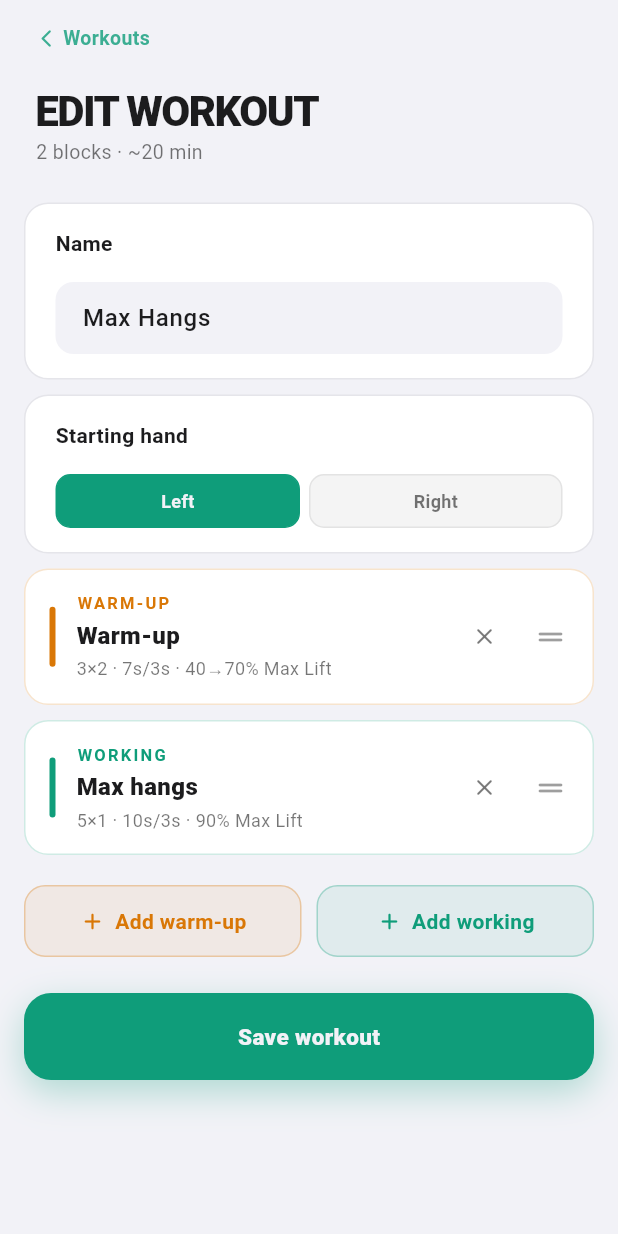
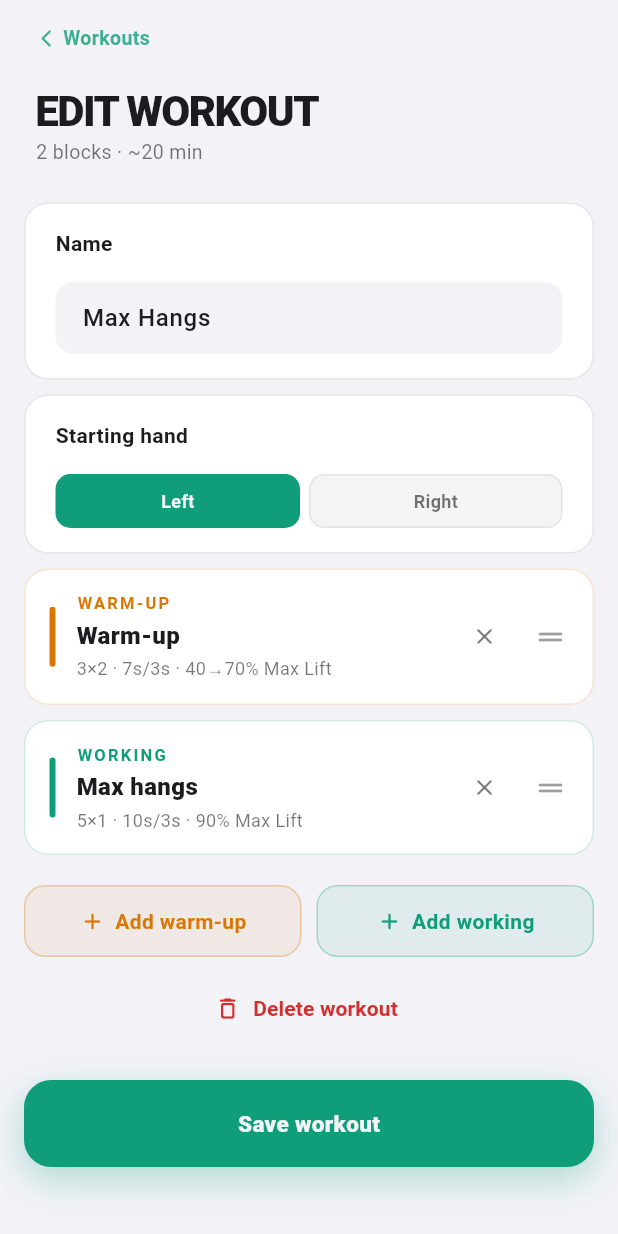
Before and after one commit to cpearce-py/lifter, a Flutter app: the TemplateEditorPage screen opened directly with sample values from the repository, on a phone screen of 412 x 824 dp. Run offline on Flutter 3.47's test engine with Material 3 defaults, Android fonts, the phone set to English and light mode, and no system bars; our stand-ins replace fl_chart, flutter_blue_plus, flutter_riverpod, shared_preferences, sqflite, visibility_detector and 1 more; accounts and stored records are empty.

Commit message:
Add delete button to the custom workout editor
Deleting was only reachable by long-pressing a template in the workout
sheet. The editor now has a "Delete workout" button for saved templates.

- Both paths share one confirmation dialog (confirmDeleteTemplate).
- The editor pops with `true` after deleting, so the overview page that
  opened it closes too instead of showing a deleted workout.
- The overview page shows "This workout no longer exists" rather than
  spinning forever if its template disappears.

Co-Authored-By: Claude Opus 5.5 <noreply@anthropic.com>

```diff
--- a/lib/features/workouts/ui/builder/template_editor_page.dart
+++ b/lib/features/workouts/ui/builder/template_editor_page.dart
@@ -13,6 +13,9 @@ import 'package:lifter/features/workouts/ui/builder/block_editor_page.dart';
 import 'package:lifter/features/workouts/ui/builder/builder_widgets.dart';
 
 /// Creates a new template, or edits [template] when one is given.
+///
+/// Pops with `true` if the template was deleted, so the page underneath can
+/// close too rather than show a workout that no longer exists.
 class TemplateEditorPage extends ConsumerStatefulWidget {
   const TemplateEditorPage({super.key, this.template});
 
@@ -97,6 +100,15 @@ class _TemplateEditorPageState extends ConsumerState<TemplateEditorPage> {
     final toSave = _template.copyWith(name: _nameController.text.trim());
     await ref.read(templatesProvider.notifier).saveTemplate(toSave);
     if (mounted) Navigator.of(context).pop();
+  }
+
+  Future<void> _delete() async {
+    final template = widget.template!;
+    if (!await confirmDeleteTemplate(context, template)) return;
+
+    setState(() => _saving = true); // lets PopScope through
+    await ref.read(templatesProvider.notifier).deleteTemplate(template.id!);
+    if (mounted) Navigator.of(context).pop(true);
   }
 
   Future<bool> _confirmDiscard() async {
@@ -205,6 +217,21 @@ class _TemplateEditorPageState extends ConsumerState<TemplateEditorPage> {
               ),
             ],
           ),
+          if (!_isNew)
+            Center(
+              child: TextButton.icon(
+                onPressed: _saving ? null : _delete,
+                icon: Icon(Icons.delete_outline_rounded, color: context.danger),
+                label: Text(
+                  'Delete workout',
+                  style: context.body.copyWith(
+                    color: context.danger,
+                    fontWeight: FontWeight.w700,
+                    fontSize: 14,
+                  ),
+                ),
+              ),
+            ),
         ],
       ),
     );
```
Also changed, not shown: lib/features/workouts/ui/builder/builder_widgets.dart (+30 -0 lines), lib/features/workouts/ui/builder/template_overview_page.dart (+22 -8 lines), lib/features/workouts/ui/widgets/workout_selection_sheet.dart (+1 -26 lines).
